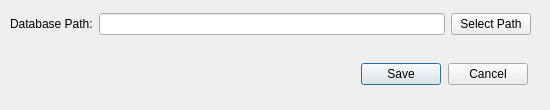
Qt form dialog_global_settings.ui (qwerty258/china-individual-income-tax-calculator) before a commit.
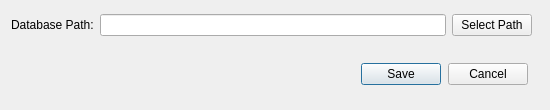
The same form after that commit.

Commit message: add more debug print

```diff
--- a/dialog_global_settings.ui
+++ b/dialog_global_settings.ui
@@ -51,27 +51,27 @@
     </item>
    </layout>
   </widget>
-  <widget class="QWidget" name="layoutWidget">
+  <widget class="QWidget" name="">
    <property name="geometry">
     <rect>
-     <x>10</x>
-     <y>10</y>
+     <x>11</x>
+     <y>11</y>
      <width>521</width>
      <height>28</height>
     </rect>
    </property>
-   <layout class="QHBoxLayout" name="h1">
-    <item>
+   <layout class="QGridLayout" name="_2">
+    <item row="0" column="0">
      <widget class="QLabel" name="label_database_location">
       <property name="text">
        <string>Database Path:</string>
       </property>
      </widget>
     </item>
-    <item>
+    <item row="0" column="1">
      <widget class="QLineEdit" name="line_edit_database_path"/>
     </item>
-    <item>
+    <item row="0" column="2">
      <widget class="QPushButton" name="push_button_select_path">
       <property name="sizePolicy">
        <sizepolicy hsizetype="Fixed" vsizetype="Fixed">
```
Left out of the diff: 2 changed lines with no effect on the pictures. The commit also changes 2 other files.
